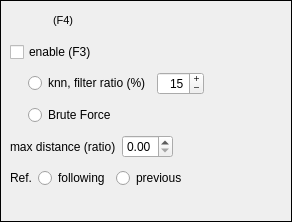
Qt form tools/ui/ui/ui_widget_warp.ui (JepEtau/mco) before a commit.
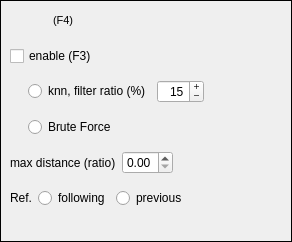
The same form after that commit. Icons and pictures are not drawn.

Commit message: warp widget

The edit to the form file:
```diff
--- a/tools/ui/ui/ui_widget_warp.ui
+++ b/tools/ui/ui/ui_widget_warp.ui
@@ -7,7 +7,7 @@
     <x>0</x>
     <y>0</y>
     <width>292</width>
-    <height>222</height>
+    <height>242</height>
    </rect>
   </property>
   <property name="sizePolicy">
```
Left out of the diff: 10 changed lines with no effect on the pictures.
